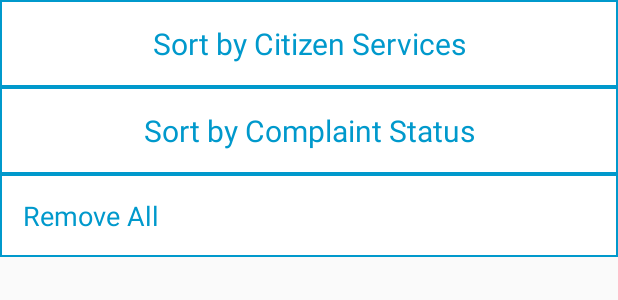
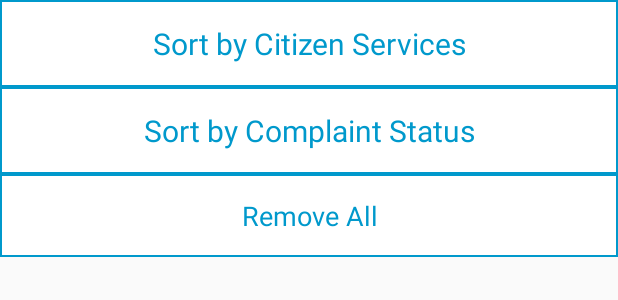
Before and after one commit to eswaraj/eswaraj-android, an Android app: the layout activity_complaint_filter.xml on its own in the app's theme, with its tools: preview values and no code run, on a phone screen of 412 x 824 dp. Shown: the top 300 px of the screen. Run offline under Robolectric (Android 15) with nearby library versions, the phone set to English and light mode, and no system bars.

Commit message:
Filter highlighting

```diff
--- a/app/src/main/java/com/eswaraj/app/eswaraj/activities/ConstituencyComplaintsActivity.java
+++ b/app/src/main/java/com/eswaraj/app/eswaraj/activities/ConstituencyComplaintsActivity.java
@@ -67,6 +67,7 @@ public class ConstituencyComplaintsActivity extends BaseActivity {
         }
         if(requestCode == SHOW_FILTER_REQUEST && resultCode == RESULT_OK) {
             myConstituencyFragment.setFilter((ComplaintFilter) data.getSerializableExtra("FILTER"));
+            complaintFilter = (ComplaintFilter) data.getSerializableExtra("FILTER");
         }
     }
 }
--- a/app/src/main/java/com/eswaraj/app/eswaraj/activities/ConstituencySnapshotActivity.java
+++ b/app/src/main/java/com/eswaraj/app/eswaraj/activities/ConstituencySnapshotActivity.java
@@ -85,6 +85,7 @@ public class ConstituencySnapshotActivity extends BaseActivity {
         }
         if(requestCode == SHOW_FILTER_REQUEST && resultCode == RESULT_OK) {
             constituencySnapshotFragment.setFilter((ComplaintFilter) data.getSerializableExtra("FILTER"));
+            complaintFilter = (ComplaintFilter) data.getSerializableExtra("FILTER");
         }
     }
 
--- a/app/src/main/java/com/eswaraj/app/eswaraj/activities/UserComplaintsActivity.java
+++ b/app/src/main/java/com/eswaraj/app/eswaraj/activities/UserComplaintsActivity.java
@@ -78,6 +78,7 @@ public class UserComplaintsActivity extends BaseActivity {
 
         if(requestCode == SHOW_FILTER_REQUEST && resultCode == RESULT_OK) {
             complaintsFragment.setFilter((ComplaintFilter) data.getSerializableExtra("FILTER"));
+            complaintFilter = (ComplaintFilter) data.getSerializableExtra("FILTER");
         }
     }
 }
--- a/app/src/main/java/com/eswaraj/app/eswaraj/activities/UserSnapshotActivity.java
+++ b/app/src/main/java/com/eswaraj/app/eswaraj/activities/UserSnapshotActivity.java
@@ -95,6 +95,7 @@ public class UserSnapshotActivity extends BaseActivity {
         }
         if(requestCode == SHOW_FILTER_REQUEST && resultCode == RESULT_OK) {
             userSnapshotFragment.setFilter((ComplaintFilter) data.getSerializableExtra("FILTER"));
+            complaintFilter = (ComplaintFilter) data.getSerializableExtra("FILTER");
         }
     }
 
--- a/app/src/main/java/com/eswaraj/app/eswaraj/adapters/FilterListAdapter.java
+++ b/app/src/main/java/com/eswaraj/app/eswaraj/adapters/FilterListAdapter.java
@@ -3,6 +3,7 @@ package com.eswaraj.app.eswaraj.adapters;
 
 import android.app.Activity;
 import android.content.Context;
+import android.graphics.drawable.ColorDrawable;
 import android.view.LayoutInflater;
 import android.view.View;
 import android.view.ViewGroup;
@@ -50,6 +51,9 @@ public class FilterListAdapter extends ArrayAdapter<ComplaintFilter> {
 
         ComplaintFilter complaintFilter = filterList.get(position);
         holder.cfTitle.setText(complaintFilter.getDisplayText());
+        if(complaintFilter.getHighlight()) {
+            holder.cfTitle.setBackgroundColor(context.getResources().getColor(R.color.navy_blue_background));
+        }
 
         return row;
     }
--- a/app/src/main/java/com/eswaraj/app/eswaraj/base/BaseActivity.java
+++ b/app/src/main/java/com/eswaraj/app/eswaraj/base/BaseActivity.java
@@ -28,6 +28,7 @@ import com.eswaraj.app.eswaraj.activities.SplashActivity;
 import com.eswaraj.app.eswaraj.application.EswarajApplication;
 import com.eswaraj.app.eswaraj.helpers.WindowAnimationHelper;
 import com.eswaraj.app.eswaraj.middleware.MiddlewareServiceImpl;
+import com.eswaraj.app.eswaraj.models.ComplaintFilter;
 import com.eswaraj.app.eswaraj.util.UserSessionUtil;
 import com.squareup.picasso.Picasso;
 import com.squareup.picasso.Target;
@@ -46,6 +47,7 @@ public class BaseActivity extends ActionBarActivity {
     private final int SHOW_FILTER_REQUEST = 9999;
     protected Boolean dontUseAnimation = false;
     protected Boolean showFilter = false;
+    protected ComplaintFilter complaintFilter;
 
     @Override
     protected void onCreate(Bundle savedInstanceState) {
@@ -154,6 +156,7 @@ public class BaseActivity extends ActionBarActivity {
                 return true;
             case R.id.menu_filter:
                 i = new Intent(getBaseContext(), ComplaintFilterActivity.class);
+                i.putExtra("FILTER", complaintFilter);
                 startActivityForResult(i, SHOW_FILTER_REQUEST);
                 return true;
         }
--- a/app/src/main/res/layout/activity_complaint_filter.xml
+++ b/app/src/main/res/layout/activity_complaint_filter.xml
@@ -7,7 +7,7 @@
 
     <TextView android:text="Sort by Citizen Services"
         android:textSize="20sp"
-        android:layout_width="fill_parent"
+        android:layout_width="match_parent"
         android:layout_height="wrap_content"
         android:textColor="#0099cc"
         android:padding="15dp"
@@ -23,12 +23,12 @@
 
     <TextView android:text="Sort by Complaint Status"
         android:textSize="20sp"
-        android:layout_width="fill_parent"
+        android:layout_width="match_parent"
         android:layout_height="wrap_content"
         android:padding="15dp"
         android:textColor="#0099cc"
         android:gravity="center_vertical|center_horizontal"
-        android:background="@drawable/full_border" />
+        android:background="@drawable/full_border"/>
 
     <GridView
         android:id="@+id/cfStatusList"
@@ -45,6 +45,8 @@
         android:layout_height="wrap_content"
         android:padding="15dp"
         android:textColor="#0099cc"
+        android:layout_gravity="center"
+        android:gravity="center"
         android:background="@drawable/full_border" />
 
 </LinearLayout>
```
Also changed, not shown: app/src/main/java/com/eswaraj/app/eswaraj/activities/ComplaintFilterActivity.java (+22 -1 lines), app/src/main/java/com/eswaraj/app/eswaraj/models/ComplaintFilter.java (+10 -1 lines).
